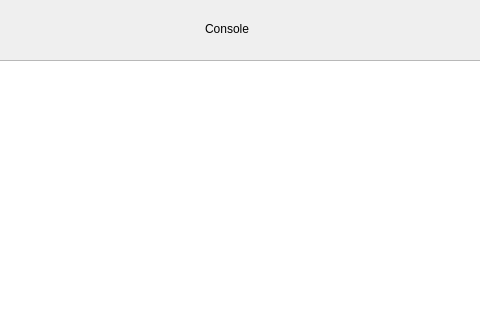
This is consoledialog.ui in StronglogicSolutions/ky_gui as Qt 5 draws it before an edit; both pictures show x 95 to 575 and y 0 to 320 of the 721 by 836 pixel window. The edited form follows.
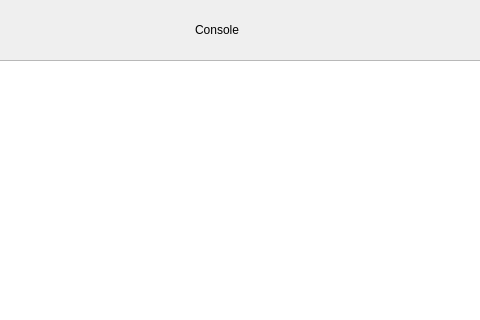
This is the edited form.

```diff
--- a/consoledialog.ui
+++ b/consoledialog.ui
@@ -29,10 +29,10 @@
   <widget class="QLabel" name="consoleTitle">
    <property name="geometry">
     <rect>
-     <x>300</x>
+     <x>290</x>
      <y>20</y>
-     <width>51</width>
-     <height>18</height>
+     <width>91</width>
+     <height>20</height>
     </rect>
    </property>
    <property name="text">
```
